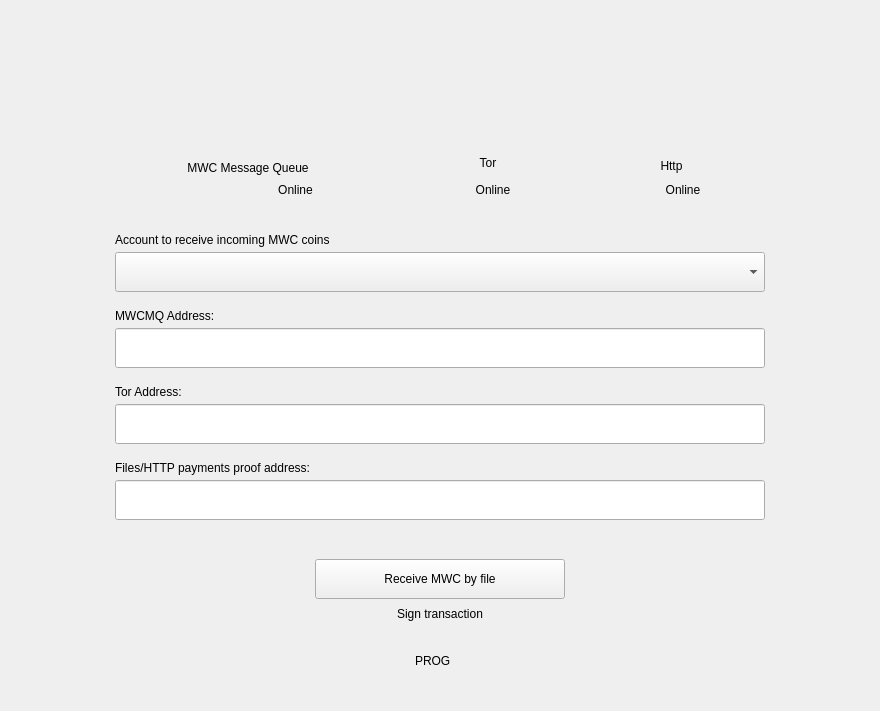
First picture: the form in windows_desktop/e_receive.ui, repository 0xkobe/mwc-wallet, before the edit.
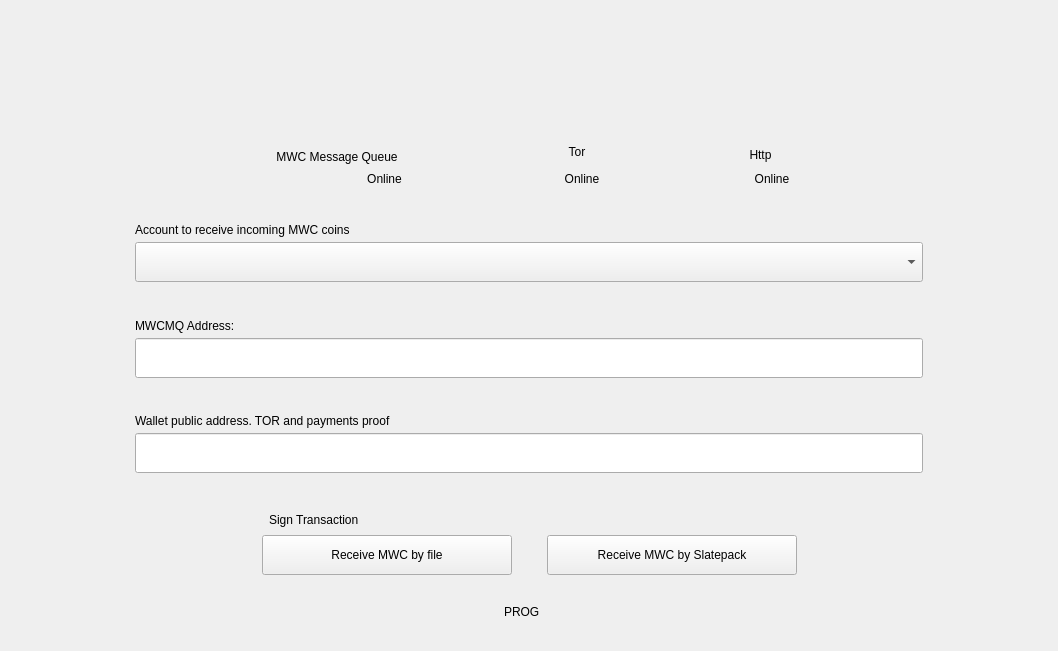
Second picture: the form after the edit. Icons and pictures are not drawn. Custom widgets are drawn as their Qt base class.

Commit message: https://github.com/mwcproject/mwc-qt-wallet/issues/684 - Slatepacks integration

The edit to the form file:
```diff
--- a/windows_desktop/e_receive.ui
+++ b/windows_desktop/e_receive.ui
@@ -6,8 +6,8 @@
    <rect>
     <x>0</x>
     <y>0</y>
-    <width>880</width>
-    <height>711</height>
+    <width>1058</width>
+    <height>651</height>
    </rect>
   </property>
   <property name="windowTitle">
@@ -15,7 +15,7 @@
   </property>
   <layout class="QVBoxLayout" name="verticalLayout_2">
    <property name="spacing">
-    <number>0</number>
+    <number>1</number>
    </property>
    <property name="topMargin">
     <number>80</number>
@@ -248,7 +248,7 @@
     </layout>
    </item>
    <item>
-    <layout class="QHBoxLayout" name="horizontalLayout_2" stretch="1,7,1">
+    <layout class="QHBoxLayout" name="horizontalLayout_5" stretch="1,7,1">
      <property name="topMargin">
       <number>20</number>
      </property>
@@ -270,13 +270,13 @@
        <property name="minimumSize">
         <size>
          <width>600</width>
-         <height>0</height>
+         <height>370</height>
         </size>
        </property>
        <property name="maximumSize">
         <size>
          <width>60000</width>
-         <height>16777215</height>
+         <height>370</height>
         </size>
        </property>
        <property name="frameShape">
@@ -324,7 +324,7 @@
            <enum>Qt::Vertical</enum>
           </property>
           <property name="sizeType">
-           <enum>QSizePolicy::Fixed</enum>
+           <enum>QSizePolicy::Expanding</enum>
           </property>
           <property name="sizeHint" stdset="0">
            <size>
@@ -381,64 +381,7 @@
            <enum>Qt::Vertical</enum>
           </property>
           <property name="sizeType">
-           <enum>QSizePolicy::Fixed</enum>
-          </property>
-          <property name="sizeHint" stdset="0">
-           <size>
-            <width>20</width>
-            <height>12</height>
-           </size>
-          </property>
-         </spacer>
-        </item>
-        <item>
-         <widget class="control::MwcLabelSmall" name="label_31">
-          <property name="text">
-           <string>Tor Address:</string>
-          </property>
-          <property name="alignment">
-           <set>Qt::AlignLeading|Qt::AlignLeft|Qt::AlignVCenter</set>
-          </property>
-         </widget>
-        </item>
-        <item>
-         <widget class="control::MwcLineEditNormal" name="torAddress">
-          <property name="minimumSize">
-           <size>
-            <width>0</width>
-            <height>40</height>
-           </size>
-          </property>
-          <property name="maximumSize">
-           <size>
-            <width>16777215</width>
-            <height>40</height>
-           </size>
-          </property>
-          <property name="focusPolicy">
-           <enum>Qt::StrongFocus</enum>
-          </property>
-          <property name="toolTip">
-           <string>Tor (onion) address of your wallet</string>
-          </property>
-          <property name="maxLength">
-           <number>1024</number>
-          </property>
-          <property name="alignment">
-           <set>Qt::AlignLeading|Qt::AlignLeft|Qt::AlignVCenter</set>
-          </property>
-          <property name="readOnly">
-           <bool>true</bool>
-          </property>
-         </widget>
-        </item>
-        <item>
-         <spacer name="verticalSpacer_4">
-          <property name="orientation">
-           <enum>Qt::Vertical</enum>
-          </property>
-          <property name="sizeType">
-           <enum>QSizePolicy::Fixed</enum>
+           <enum>QSizePolicy::Expanding</enum>
           </property>
           <property name="sizeHint" stdset="0">
            <size>
@@ -451,7 +394,7 @@
         <item>
          <widget class="control::MwcLabelSmall" name="label_33">
           <property name="text">
-           <string>Files/HTTP payments proof address:</string>
+           <string>Wallet public address. TOR and payments proof</string>
           </property>
           <property name="alignment">
            <set>Qt::AlignLeading|Qt::AlignLeft|Qt::AlignVCenter</set>
@@ -489,31 +432,72 @@
           </property>
          </widget>
         </item>
-       </layout>
-      </widget>
-     </item>
      <item>
-      <spacer name="horizontalSpacer_4">
+         <spacer name="verticalSpacer_7">
        <property name="orientation">
-        <enum>Qt::Horizontal</enum>
+           <enum>Qt::Vertical</enum>
+          </property>
+          <property name="sizeType">
+           <enum>QSizePolicy::Expanding</enum>
        </property>
        <property name="sizeHint" stdset="0">
         <size>
-         <width>40</width>
-         <height>20</height>
+            <width>20</width>
+            <height>12</height>
         </size>
        </property>
       </spacer>
-     </item>
-    </layout>
    </item>
    <item>
     <layout class="QHBoxLayout" name="horizontalLayout_3">
-     <property name="topMargin">
-      <number>30</number>
-     </property>
-     <property name="bottomMargin">
-      <number>8</number>
+          <item>
+           <spacer name="horizontalSpacer_10">
+            <property name="orientation">
+             <enum>Qt::Horizontal</enum>
+            </property>
+            <property name="sizeHint" stdset="0">
+             <size>
+              <width>40</width>
+              <height>20</height>
+             </size>
+            </property>
+           </spacer>
+          </item>
+          <item>
+           <widget class="control::MwcLabelSmall" name="label_2">
+            <property name="minimumSize">
+             <size>
+              <width>520</width>
+              <height>0</height>
+             </size>
+            </property>
+            <property name="text">
+             <string>Sign Transaction</string>
+            </property>
+            <property name="alignment">
+             <set>Qt::AlignLeading|Qt::AlignLeft|Qt::AlignVCenter</set>
+            </property>
+           </widget>
+          </item>
+          <item>
+           <spacer name="horizontalSpacer_11">
+            <property name="orientation">
+             <enum>Qt::Horizontal</enum>
+            </property>
+            <property name="sizeHint" stdset="0">
+             <size>
+              <width>40</width>
+              <height>20</height>
+             </size>
+            </property>
+           </spacer>
+          </item>
+         </layout>
+        </item>
+        <item>
+         <layout class="QHBoxLayout" name="horizontalLayout_2">
+          <property name="spacing">
+           <number>5</number>
      </property>
      <item>
       <spacer name="horizontalSpacer_5">
@@ -556,6 +540,50 @@
        </property>
       </widget>
      </item>
+          <item>
+           <spacer name="horizontalSpacer_9">
+            <property name="orientation">
+             <enum>Qt::Horizontal</enum>
+            </property>
+            <property name="sizeType">
+             <enum>QSizePolicy::Fixed</enum>
+            </property>
+            <property name="sizeHint" stdset="0">
+             <size>
+              <width>30</width>
+              <height>20</height>
+             </size>
+            </property>
+           </spacer>
+          </item>
+          <item>
+           <widget class="control::MwcPushButtonNormal" name="recieveSlatepackButton">
+            <property name="minimumSize">
+             <size>
+              <width>250</width>
+              <height>40</height>
+             </size>
+            </property>
+            <property name="maximumSize">
+             <size>
+              <width>16777215</width>
+              <height>40</height>
+             </size>
+            </property>
+            <property name="cursor">
+             <cursorShape>PointingHandCursor</cursorShape>
+            </property>
+            <property name="focusPolicy">
+             <enum>Qt::StrongFocus</enum>
+            </property>
+            <property name="toolTip">
+             <string>Sign income Slatepack Transaction</string>
+            </property>
+            <property name="text">
+             <string>Receive MWC by Slatepack</string>
+            </property>
+           </widget>
+          </item>
      <item>
       <spacer name="horizontalSpacer_6">
        <property name="orientation">
@@ -571,15 +599,23 @@
      </item>
     </layout>
    </item>
-   <item>
-    <widget class="control::MwcLabelSmall" name="label_32">
-     <property name="text">
-      <string>Sign transaction</string>
-     </property>
-     <property name="alignment">
-      <set>Qt::AlignCenter</set>
-     </property>
-    </widget>
+       </layout>
+      </widget>
+     </item>
+     <item>
+      <spacer name="horizontalSpacer_4">
+       <property name="orientation">
+        <enum>Qt::Horizontal</enum>
+       </property>
+       <property name="sizeHint" stdset="0">
+        <size>
+         <width>40</width>
+         <height>20</height>
+        </size>
+       </property>
+      </spacer>
+     </item>
+    </layout>
    </item>
    <item>
     <spacer name="verticalSpacer_3">
@@ -678,11 +714,21 @@
   </layout>
  </widget>
  <customwidgets>
+  <customwidget>
+   <class>control::MwcLabelLarge</class>
+   <extends>QLabel</extends>
+   <header>control_desktop/MwcLabel.h</header>
+  </customwidget>
   <customwidget>
    <class>control::MwcPushButtonNormal</class>
    <extends>QPushButton</extends>
    <header>control_desktop/MwcPushButton.h</header>
   </customwidget>
+  <customwidget>
+   <class>control::MwcLabelProgress</class>
+   <extends>QLabel</extends>
+   <header>control_desktop/MwcLabelProgress.h</header>
+  </customwidget>
   <customwidget>
    <class>control::MwcLineEditNormal</class>
    <extends>QLineEdit</extends>
@@ -693,26 +739,16 @@
    <extends>QLabel</extends>
    <header>control_desktop/MwcLabel.h</header>
   </customwidget>
-  <customwidget>
-   <class>control::MwcLabelTiny</class>
-   <extends>QLabel</extends>
-   <header>control_desktop/MwcLabel.h</header>
-  </customwidget>
-  <customwidget>
-   <class>control::MwcLabelLarge</class>
-   <extends>QLabel</extends>
-   <header>control_desktop/MwcLabel.h</header>
-  </customwidget>
-  <customwidget>
-   <class>control::MwcLabelProgress</class>
-   <extends>QLabel</extends>
-   <header>control_desktop/MwcLabelProgress.h</header>
-  </customwidget>
   <customwidget>
    <class>control::MwcComboBox</class>
    <extends>QComboBox</extends>
    <header>control_desktop/MwcComboBox.h</header>
   </customwidget>
+  <customwidget>
+   <class>control::MwcLabelTiny</class>
+   <extends>QLabel</extends>
+   <header>control_desktop/MwcLabel.h</header>
+  </customwidget>
  </customwidgets>
  <resources>
   <include location="../resources_desktop.qrc"/>
```
Lines whose indentation alone changed are shown as unchanged. The commit also changes 120 other files.
